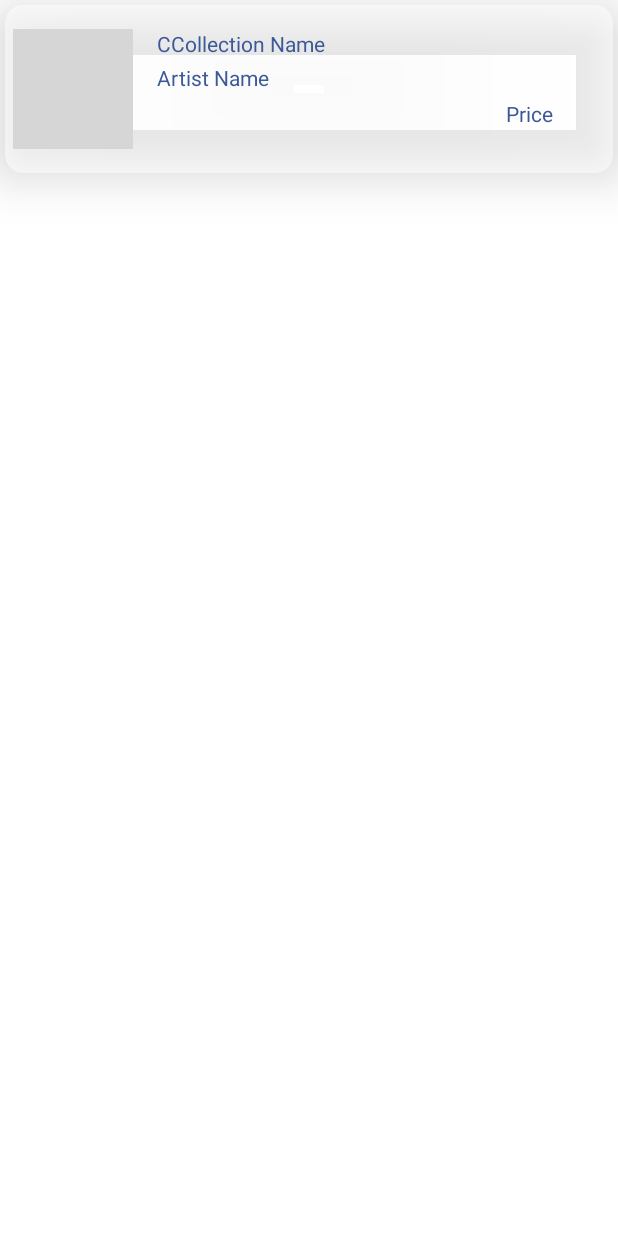
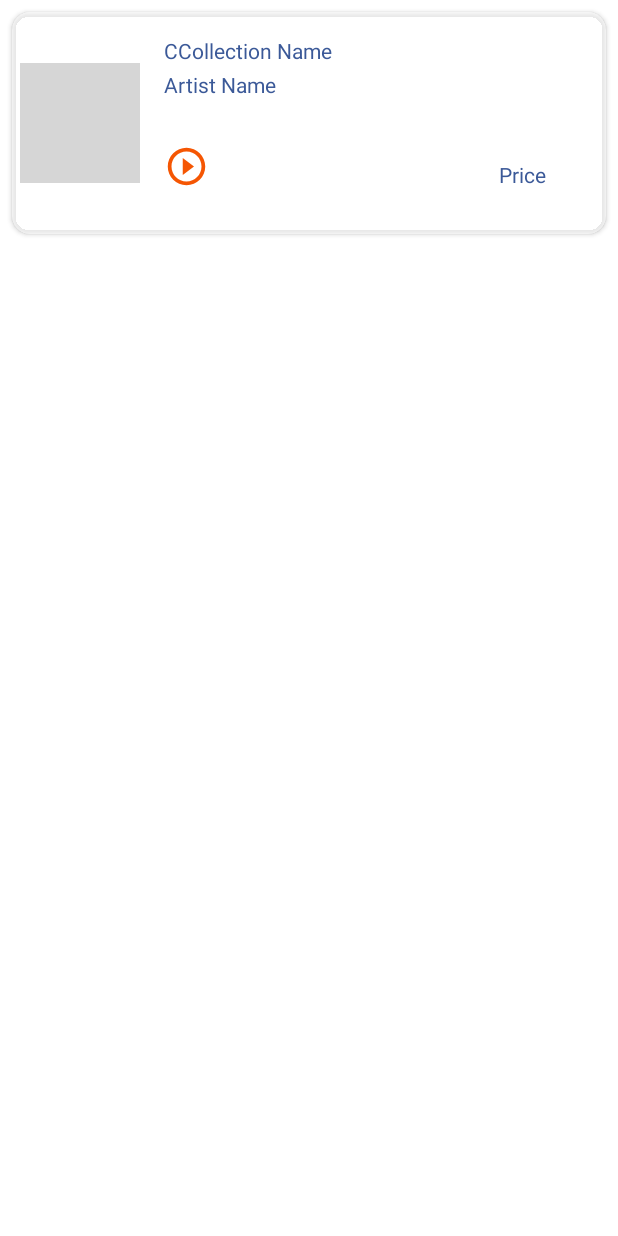
Before and after one commit to Sennat/Online-Music-Store, an Android app: the layout songs_list_item.xml on its own in the app's theme, with its tools: preview values and no code run, on a phone screen of 412 x 824 dp. Run offline under Robolectric (Android 15) with nearby library versions, the phone set to English and light mode, and no system bars; grey boxes are pictures that could not be loaded.

```diff
--- a/app/src/main/java/com/project/onlinemusicsearch/adapters/SongCatalogAdapter.kt
+++ b/app/src/main/java/com/project/onlinemusicsearch/adapters/SongCatalogAdapter.kt
@@ -10,14 +10,12 @@ import com.project.onlinemusicsearch.data.SongCatalog
 import com.project.onlinemusicsearch.databinding.SongsListItemBinding
 
 class SongCatalogAdapter(private val songsList: List<SongCatalog>, private val accessSong: (SongCatalog) -> Unit,) : RecyclerView.Adapter<SongCatalogAdapter.SongCatalogViewHolder>() {
-    private lateinit var songPreview: String
 
     inner class SongCatalogViewHolder(private val binding: SongsListItemBinding) : RecyclerView.ViewHolder(binding.root) {
         fun onBind(songCatalog : SongCatalog) {
             binding.txtAlbum.text =  songCatalog.trackName
             binding.txtArtistName.text = songCatalog.artistName
-            binding.txtPrice.text = songCatalog.trackPrice.toString()
-            //songPreview = songCatalog.previewUrl
+            binding.txtPrice.text = "Price $ ${songCatalog.trackPrice.toString()}"
 
             Glide.with(binding.txtAlbum)
                 .load(songCatalog.artworkUrl100)
@@ -26,7 +24,6 @@ class SongCatalogAdapter(private val songsList: List<SongCatalog>, private val a
 
             // Open song detail here
             binding.root.setOnClickListener {
-               // songDetail(songCatalog)
                 accessSong(songCatalog)
                 Snackbar.make(it, "${songCatalog.trackName} is playing", 10000).show()
             }
--- a/app/src/main/java/com/project/onlinemusicsearch/apiServices/retrofit/MusicRetrofitApiService.kt
+++ b/app/src/main/java/com/project/onlinemusicsearch/apiServices/retrofit/MusicRetrofitApiService.kt
@@ -11,8 +11,8 @@ interface MusicRetrofitApiService {
 
     @GET("/search")
     fun getSongsCatalog (
+        //https://itunes.apple.com/search?term=classick&amp;media=music&amp;entity=song&amp;limit=50
         // Get dynamic parameters
-        //https://itunes.apple.com/search?term=classick&amp;media=music&amp;entity=song&amp;limit=50
         @Query("term") term: String,
         @Query("amp;media") media: String = "music",
         @Query("amp;entity") entity: String = "song",
--- a/app/src/main/res/layout/songs_list_item.xml
+++ b/app/src/main/res/layout/songs_list_item.xml
@@ -6,8 +6,9 @@
     android:layout_height="wrap_content"
     android:backgroundTint="@color/translucent_white"
     app:cardCornerRadius="12dp"
-    android:layout_margin="3dp"
-    app:cardElevation="20dp">
+    android:padding="8dp"
+    android:layout_margin="8dp"
+    app:cardElevation="2dp">
 
     <androidx.constraintlayout.widget.ConstraintLayout
         android:layout_width="match_parent"
@@ -21,6 +22,8 @@
             android:layout_marginStart="5dp"
             android:layout_marginTop="16dp"
             android:layout_marginBottom="16dp"
+            app:cardElevation="15dp"
+            android:background="@color/transparent"
             tools:srcCompat="@tools:sample/avatars"
             app:layout_constraintStart_toStartOf="parent"
             app:layout_constraintTop_toTopOf="parent"
@@ -53,17 +56,28 @@
             app:layout_constraintTop_toBottomOf="@+id/txt_album"
             tools:text="Artist Name" />
 
+        <ImageView
+            android:id="@+id/play"
+            android:layout_width="30dp"
+            android:layout_height="30dp"
+            android:layout_marginStart="16dp"
+            android:layout_marginVertical="30dp"
+            android:background="@drawable/ic_play"
+            app:layout_constraintBottom_toBottomOf="parent"
+            app:layout_constraintStart_toEndOf="@+id/artwork"
+            app:layout_constraintTop_toBottomOf="@+id/txt_artist_name" />
+
         <TextView
             android:id="@+id/txt_price"
             android:layout_width="0dp"
             android:layout_height="wrap_content"
             android:textColor="@color/fb"
+            tools:text="Price"
             android:layout_marginVertical="30dp"
-            android:layout_marginHorizontal="40dp"
+            android:layout_marginEnd="40dp"
             android:textAlignment="textStart"
             app:layout_constraintBottom_toBottomOf="parent"
-            app:layout_constraintEnd_toEndOf="parent"
-            tools:text="Price" />
+            app:layout_constraintEnd_toEndOf="parent"/>
     </androidx.constraintlayout.widget.ConstraintLayout>
 
 </androidx.cardview.widget.CardView>
```
Also changed, not shown: app/src/main/java/com/project/onlinemusicsearch/adapters/TabsAdapter.kt (+1 -18 lines), app/src/main/java/com/project/onlinemusicsearch/interfaces/MusicServices.kt (+7 -0 lines), app/src/main/java/com/project/onlinemusicsearch/views/fragments/ClassicFragment.kt (+1 -8 lines), app/src/main/java/com/project/onlinemusicsearch/views/fragments/PopFragment.kt (+1 -8 lines), app/src/main/java/com/project/onlinemusicsearch/views/fragments/RockFragment.kt (+1 -8 lines), app/src/main/java/com/project/onlinemusicsearch/views/fragments/SongDetailsFragment.kt (deleted, +0 -63 lines), app/src/main/res/layout/fragment_song_details.xml (deleted, +0 -49 lines).
